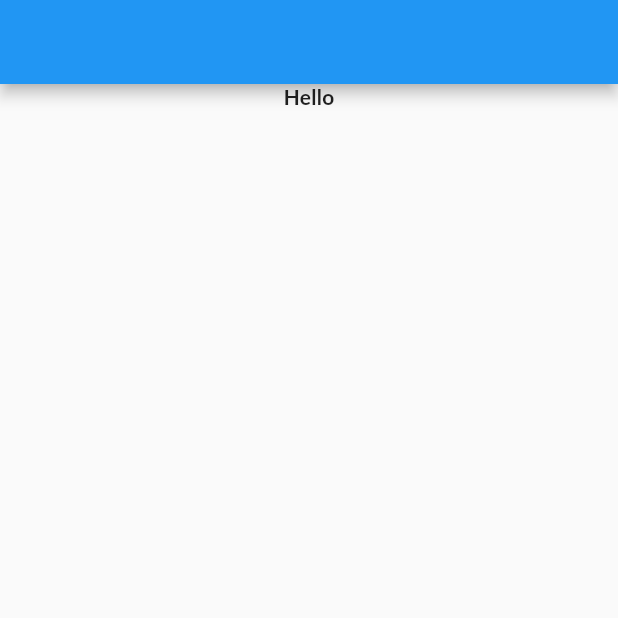
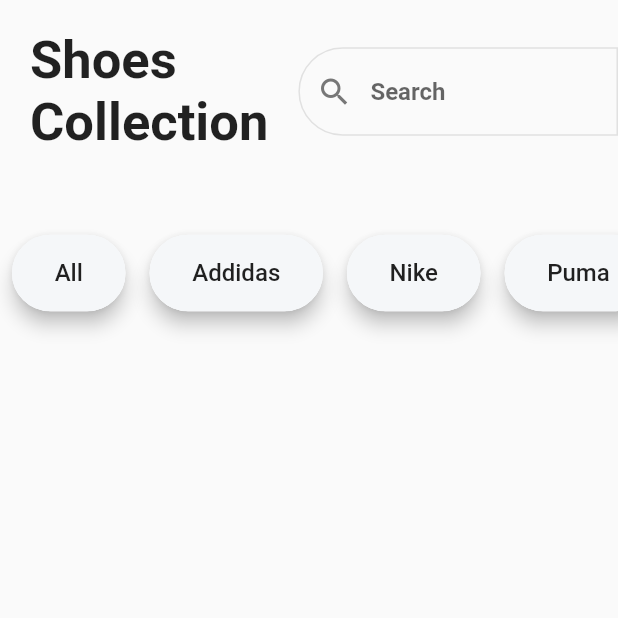
Before and after one commit to rahulsvaz/shoe_shop, a Flutter app: the screen it shows after launch, on a phone screen of 412 x 824 dp, the top half of it. Run offline on Flutter 3.47's test engine with Material 2 defaults, Android fonts, the phone set to English and light mode, and no system bars; Roboto replaces fonts that are missing (Leto).

```diff
--- a/lib/main.dart
+++ b/lib/main.dart
@@ -12,9 +12,17 @@ class MyApp extends StatelessWidget {
 
   @override
   Widget build(BuildContext context) {
-    return const MaterialApp(
+    return  MaterialApp(
+      debugShowCheckedModeBanner: false,
+      theme: ThemeData(
+        colorScheme: ColorScheme.fromSeed(seedColor: const Color.fromRGBO(254, 206, 1, 1)),
+        inputDecorationTheme:const  InputDecorationTheme(
+          prefixIconColor: Color.fromRGBO(119, 119, 119, 1),
+          hintStyle: TextStyle(fontWeight: FontWeight.bold,)
+        )
+      ),
       title: 'shoe shop',
-      home:HomePage(),
+      home: const HomePage(),
     );
   }
 }
--- a/lib/screens/home_page.dart
+++ b/lib/screens/home_page.dart
@@ -2,18 +2,74 @@ import 'package:flutter/material.dart';
 
 class HomePage extends StatelessWidget {
   const HomePage({super.key});
-
+  final List<String> filters = const ['All', 'Addidas', 'Nike', 'Puma'];
   @override
   Widget build(BuildContext context) {
+    const border = OutlineInputBorder(
+      borderRadius: BorderRadius.horizontal(
+        left: Radius.circular(50),
+      ),
+      borderSide: BorderSide(
+        color: Color.fromRGBO(225, 225, 225, 1),
+      ),
+    );
     return Scaffold(
-      appBar: AppBar(),
-      body: Column(children: [
-        Center(
-          child: Text('Hello',
-              style:
-                  TextStyle(fontFamily: 'Lato', fontWeight: FontWeight.bold)),
-        )
-      ]),
+      body: SafeArea(
+        child: Column(
+          children: [
+            const Row(
+              children: [
+                Padding(
+                  padding: EdgeInsets.all(20.0),
+                  child: Text(
+                    'Shoes \nCollection',
+                    style: TextStyle(
+                        fontSize: 35,
+                        fontFamily: 'Leto',
+                        fontWeight: FontWeight.bold),
+                  ),
+                ),
+                Expanded(
+                  child: TextField(
+                    decoration: InputDecoration(
+                        prefixIcon: Icon(
+                          Icons.search,
+                        ),
+                        hintText: 'Search',
+                        focusedBorder: border,
+                        border: border,
+                        enabledBorder: border),
+                  ),
+                ),
+              ],
+            ),
+            SizedBox(
+              height: 120,
+              child: ListView.builder(
+                  scrollDirection: Axis.horizontal,
+                  itemCount: filters.length,
+                  itemBuilder: (context, index) {
+                    final filter = filters[index];
+                    return Padding(
+                      padding: const EdgeInsets.symmetric(horizontal: 8),
+                      child: Chip(
+                          shape: RoundedRectangleBorder(
+                              borderRadius: BorderRadius.circular(30)),
+                          side: const BorderSide(
+                              color: Color.fromRGBO(245, 247, 249, 1)),
+                          elevation: 5,
+                          backgroundColor:
+                              const Color.fromRGBO(245, 247, 249, 1),
+                          labelStyle: const TextStyle(fontSize: 16),
+                          padding: const EdgeInsets.symmetric(
+                              horizontal: 20, vertical: 15),
+                          label: Text(filter)),
+                    );
+                  }),
+            )
+          ],
+        ),
+      ),
     );
   }
 }
```
Also changed, not shown: 1 other file.
